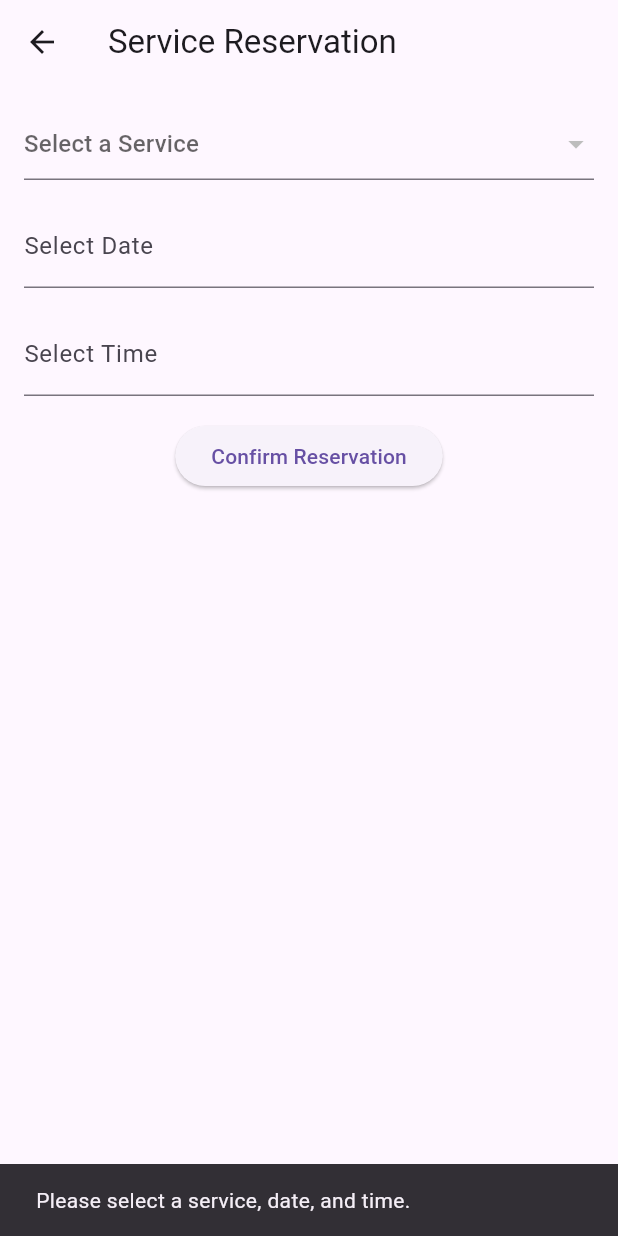
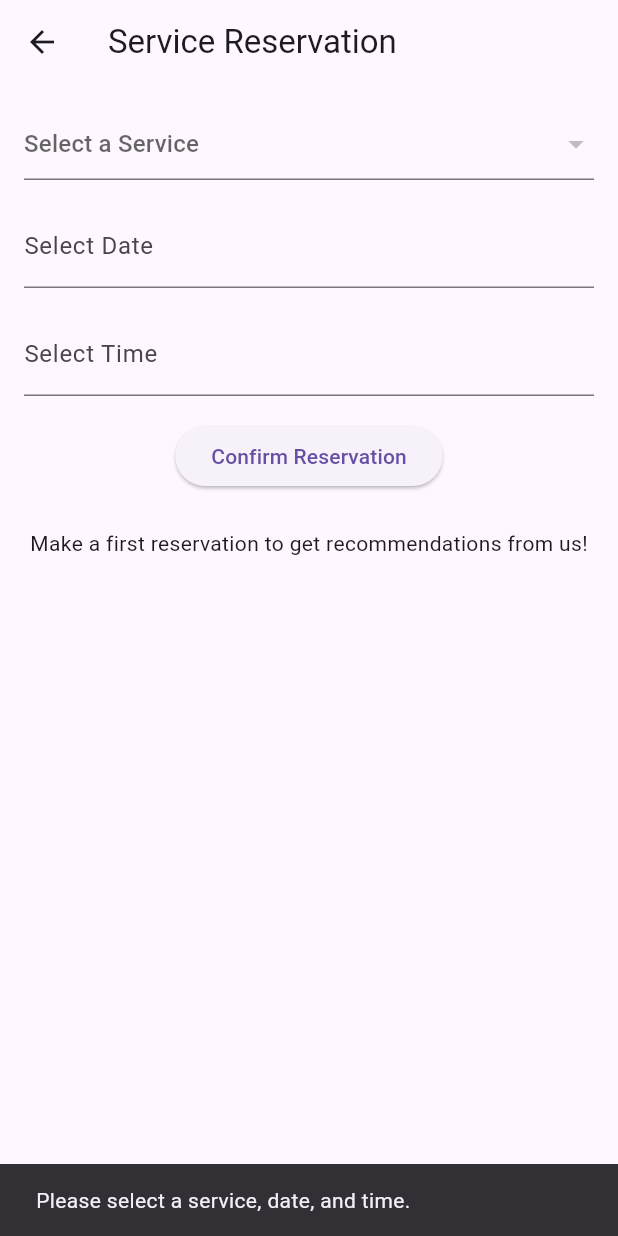
Before and after one commit to lukamihic/eWellness.Mobile, a Flutter app: the ServiceReservationScreen screen opened by its route, after a tap on "Confirm Reservation", on a phone screen of 412 x 824 dp. Run offline on Flutter 3.47's test engine with Material 3 defaults, Android fonts, the phone set to English and light mode, and no system bars; our stand-ins replace shared_preferences; missing offline and left inert: flutter_stripe; accounts and stored records are empty; network calls fail.

Commit message:
minor changes to screens

```diff
--- a/lib/config.dart
+++ b/lib/config.dart
@@ -1,4 +1,4 @@
-const String apiUri = 'http://10.0.2.2:5000/api/';
+const String apiUri = 'http://localhost:5000/api/';
 const String mqUri = '';
 const String stripeUri = 'https://api.stripe.com/v1/';
 const String stripeApiKey =
--- a/lib/services/api.dart
+++ b/lib/services/api.dart
@@ -32,6 +32,18 @@ class ApiService {
 
   Future<List<Services>> fetchServices() async {
     final response = await http.get(Uri.parse(apiUrl + 'services'));
+    if (response.statusCode == 200) {
+      List<dynamic> data = jsonDecode(response.body);
+      return data.map((item) => Services.fromJson(item)).toList();
+    } else {
+      throw Exception('Failed to load services');
+    }
+  }
+
+  Future<List<Services>> fetchRecommendedServices() async {
+    int id = await getUserId() ?? -1;
+    final response = await http
+        .get(Uri.parse(apiUrl + 'services/getRecommendations?userId=${id}'));
     if (response.statusCode == 200) {
       List<dynamic> data = jsonDecode(response.body);
       return data.map((item) => Services.fromJson(item)).toList();
--- a/lib/views/LoginScreen.dart
+++ b/lib/views/LoginScreen.dart
@@ -47,6 +47,7 @@ class LoginScreen extends StatelessWidget {
                 String email = emailController.text;
                 String password = passwordController.text;
                 ApiService().login(email, password).then((userId) {
+                  if (userId == -1) throw Exception("Invalid credentials!");
                   setId(userId);
                   Navigator.pushNamed(context, '/'); // Navigate to home screen
                   ScaffoldMessenger.of(context)
@@ -71,6 +72,7 @@ class LoginScreen extends StatelessWidget {
 }
 
 Future<void> setId(int id) async {
+  print(id);
   final prefs = await SharedPreferences.getInstance();
   prefs.setInt('userId', id);
 }
--- a/lib/views/ServiceReservationScreen.dart
+++ b/lib/views/ServiceReservationScreen.dart
@@ -17,11 +17,13 @@ class _ServiceReservationScreenState extends State<ServiceReservationScreen> {
   DateTime? selectedDate;
   TimeOfDay? selectedTime;
   List<Map<String, dynamic>> services = [];
+  List<Map<String, dynamic>> recommendedServices = [];
 
   @override
   void initState() {
     super.initState();
     _fetchServices();
+    _fetchRecommendedServices();
   }
 
   Future<void> _fetchServices() async {
@@ -29,6 +31,22 @@ class _ServiceReservationScreenState extends State<ServiceReservationScreen> {
       final data = await ApiService().fetchServices(); // Call the API method
       setState(() {
         services = data
+            .map((item) =>
+                {'id': item.id, 'title': item.title, 'price': item.price})
+            .toList();
+      });
+    } catch (e) {
+      print('Failed to load services: $e');
+      // Handle error appropriately, e.g., show a Snackbar or Dialog
+    }
+  }
+
+  Future<void> _fetchRecommendedServices() async {
+    try {
+      final data =
+          await ApiService().fetchRecommendedServices(); // Call the API method
+      setState(() {
+        recommendedServices = data
             .map((item) =>
                 {'id': item.id, 'title': item.title, 'price': item.price})
             .toList();
@@ -145,6 +163,12 @@ class _ServiceReservationScreenState extends State<ServiceReservationScreen> {
                 child: Text('Confirm Reservation'),
               ),
             ),
+            SizedBox(height: 24.0),
+            Center(
+              child: Text(recommendedServices.length > 0
+                  ? "We recommend ${services.first['title']}"
+                  : "Make a first reservation to get recommendations from us!"),
+            ),
           ],
         ),
       ),
```
Also changed, not shown: lib/main.dart (+20 -19 lines), lib/views/StripePaymentScreen.dart (+3 -9 lines).
